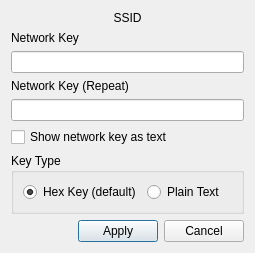
This is src-qt5/pc-netmanager/src/NetworkTray/netKey.ui in trueos/pcbsd as Qt 5 draws it before an edit. The edited form follows.
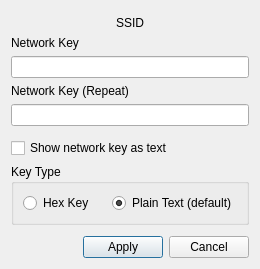
This is the edited form.

Commit message: Change the default WEP key type to plaintext instead of hex.

The edit to the form file:
```diff
--- a/src-qt5/pc-netmanager/src/NetworkTray/netKey.ui
+++ b/src-qt5/pc-netmanager/src/NetworkTray/netKey.ui
@@ -6,8 +6,8 @@
    <rect>
     <x>0</x>
     <y>0</y>
-    <width>255</width>
-    <height>239</height>
+    <width>260</width>
+    <height>269</height>
    </rect>
   </property>
   <property name="windowTitle">
@@ -89,17 +89,20 @@
       <item>
        <widget class="QRadioButton" name="radio_hex">
         <property name="text">
-         <string>Hex Key (default)</string>
+         <string>Hex Key</string>
         </property>
         <property name="checked">
-         <bool>true</bool>
+         <bool>false</bool>
         </property>
        </widget>
       </item>
       <item>
        <widget class="QRadioButton" name="radio_text">
         <property name="text">
-         <string>Plain Text</string>
+         <string>Plain Text (default)</string>
+        </property>
+        <property name="checked">
+         <bool>true</bool>
         </property>
        </widget>
       </item>
```
The commit also changes 2 other files.
